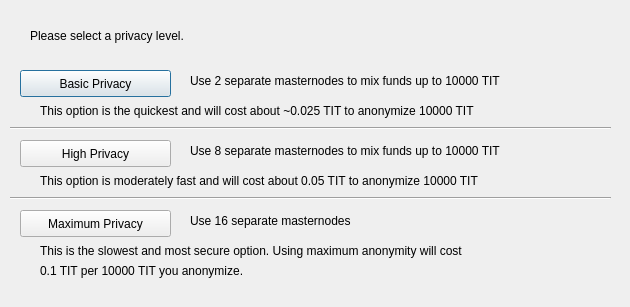
Limitless-VIP/Limitless, file src/qt/forms/obfuscationconfig.ui: the form before one commit.
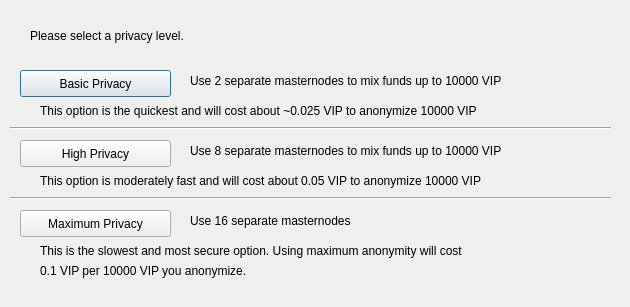
The form after the commit.

Patch:
```diff
--- a/src/qt/forms/obfuscationconfig.ui
+++ b/src/qt/forms/obfuscationconfig.ui
@@ -75,7 +75,7 @@
     </rect>
    </property>
    <property name="text">
-    <string>Use 2 separate masternodes to mix funds up to 10000 TIT</string>
+    <string>Use 2 separate masternodes to mix funds up to 10000 VIP</string>
    </property>
   </widget>
   <widget class="QLabel" name="label_3">
@@ -88,7 +88,7 @@
     </rect>
    </property>
    <property name="text">
-    <string>Use 8 separate masternodes to mix funds up to 10000 TIT</string>
+    <string>Use 8 separate masternodes to mix funds up to 10000 VIP</string>
    </property>
   </widget>
   <widget class="QLabel" name="label_4">
@@ -114,7 +114,7 @@
     </rect>
    </property>
    <property name="text">
-    <string>This option is the quickest and will cost about ~0.025 TIT to anonymize 10000 TIT</string>
+    <string>This option is the quickest and will cost about ~0.025 VIP to anonymize 10000 VIP</string>
    </property>
   </widget>
   <widget class="QLabel" name="label_7">
@@ -127,7 +127,7 @@
     </rect>
    </property>
    <property name="text">
-    <string>This option is moderately fast and will cost about 0.05 TIT to anonymize 10000 TIT</string>
+    <string>This option is moderately fast and will cost about 0.05 VIP to anonymize 10000 VIP</string>
    </property>
   </widget>
   <widget class="QLabel" name="label_8">
@@ -153,7 +153,7 @@
     </rect>
    </property>
    <property name="text">
-    <string>0.1 TIT per 10000 TIT you anonymize.</string>
+    <string>0.1 VIP per 10000 VIP you anonymize.</string>
    </property>
   </widget>
   <widget class="Line" name="line">
```
